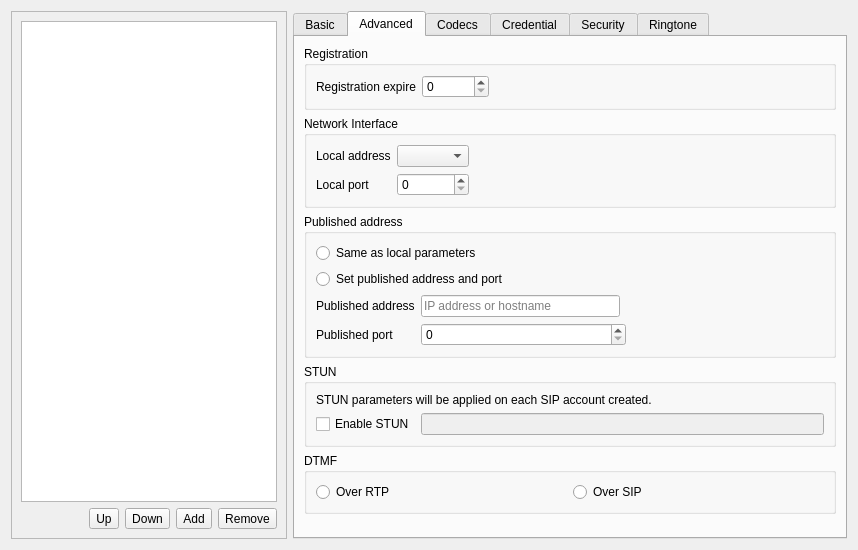
Qt form src/conf/dlgaccountsbase.ui (KDE/ring-kde) before a commit.
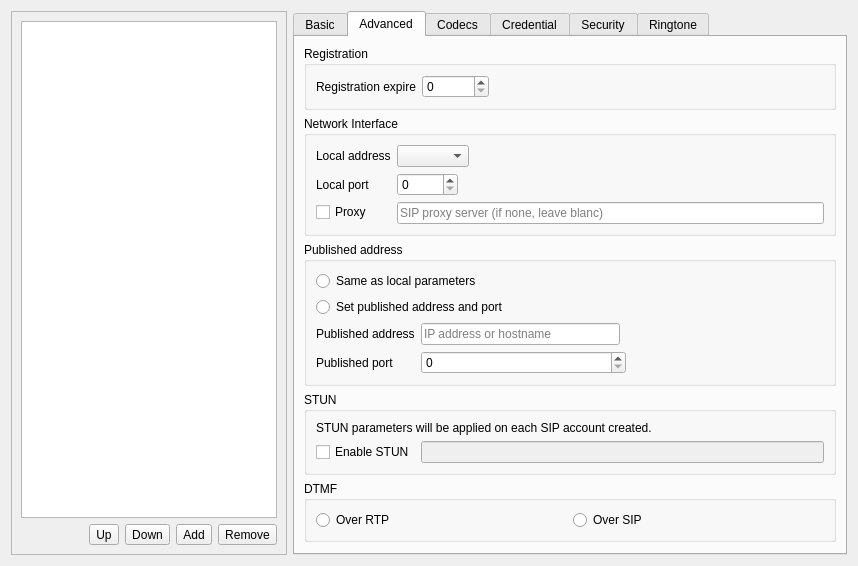
The same form after that commit. The open tabs and pages were chosen to show the change. Custom widgets are drawn as their Qt base class.

Commit message: [ #19639 ] Add proxy server config fields

What changed in the file:
```diff
--- a/src/conf/dlgaccountsbase.ui
+++ b/src/conf/dlgaccountsbase.ui
@@ -483,7 +483,10 @@
             <property name="title">
              <string>Network Interface</string>
             </property>
-            <layout class="QGridLayout" name="gridLayout_9">
+            <layout class="QFormLayout" name="formLayout_2">
+             <property name="fieldGrowthPolicy">
+              <enum>QFormLayout::ExpandingFieldsGrow</enum>
+             </property>
              <item row="0" column="0">
               <widget class="QLabel" name="label_ni_local_address">
                <property name="text">
@@ -508,18 +511,19 @@
                </property>
               </widget>
              </item>
-             <item row="0" column="2">
-              <spacer name="horizontalSpacer_8">
-               <property name="orientation">
-                <enum>Qt::Horizontal</enum>
+             <item row="2" column="1">
+              <widget class="KLineEdit" name="m_pProxyLE">
+               <property name="placeholderText">
+                <string>SIP proxy server (if none, leave blanc)</string>
                </property>
-               <property name="sizeHint" stdset="0">
-                <size>
-                 <width>40</width>
-                 <height>20</height>
-                </size>
+              </widget>
+             </item>
+             <item row="2" column="0">
+              <widget class="QCheckBox" name="m_pProxyCK">
+               <property name="text">
+                <string>Proxy</string>
                </property>
-              </spacer>
+              </widget>
              </item>
             </layout>
            </widget>
```
Left out of the diff: 38 changed lines with no effect on the pictures. The commit also changes 2 other files.
